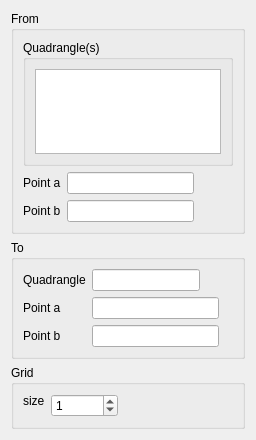
Above: src/HEXABLOCKGUI/JoinQuad_QTD.ui from SalomePlatform/hexablock before the change. Below: the same form after it.
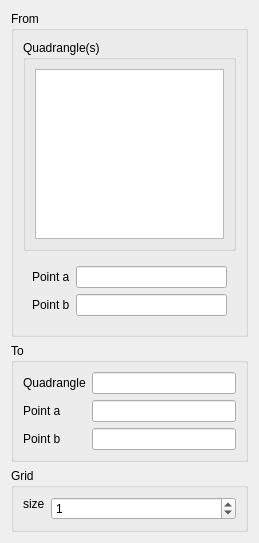
That is the form after the change.

Diff of the .ui file:
```diff
--- a/src/HEXABLOCKGUI/JoinQuad_QTD.ui
+++ b/src/HEXABLOCKGUI/JoinQuad_QTD.ui
@@ -6,8 +6,8 @@
    <rect>
     <x>0</x>
     <y>0</y>
-    <width>256</width>
-    <height>440</height>
+    <width>259</width>
+    <height>543</height>
    </rect>
   </property>
   <property name="windowTitle">
@@ -17,7 +17,7 @@
    <item>
     <widget class="QGroupBox" name="groupBox_8">
      <property name="sizePolicy">
-      <sizepolicy hsizetype="Preferred" vsizetype="Maximum">
+      <sizepolicy hsizetype="Preferred" vsizetype="Preferred">
        <horstretch>0</horstretch>
        <verstretch>0</verstretch>
       </sizepolicy>
@@ -25,11 +25,11 @@
      <property name="title">
       <string>From</string>
      </property>
-     <layout class="QFormLayout" name="formLayout_3">
-      <item row="0" column="0" colspan="2">
+     <layout class="QVBoxLayout" name="verticalLayout_2">
+      <item>
        <widget class="QGroupBox" name="groupBox_5">
         <property name="sizePolicy">
-         <sizepolicy hsizetype="Maximum" vsizetype="Maximum">
+         <sizepolicy hsizetype="Preferred" vsizetype="Preferred">
           <horstretch>0</horstretch>
           <verstretch>0</verstretch>
          </sizepolicy>
@@ -38,49 +38,39 @@
          <string>Quadrangle(s)</string>
         </property>
         <layout class="QGridLayout" name="gridLayout_4">
-         <item row="0" column="0" rowspan="2">
-          <widget class="QListWidget" name="quads_lw">
+         <item row="0" column="0">
+          <widget class="QListWidget" name="quads_lw"/>
+         </item>
+        </layout>
+       </widget>
+      </item>
+      <item>
+       <widget class="QWidget" name="widget" native="true">
            <property name="sizePolicy">
-            <sizepolicy hsizetype="Maximum" vsizetype="Expanding">
+         <sizepolicy hsizetype="Preferred" vsizetype="Fixed">
              <horstretch>0</horstretch>
              <verstretch>0</verstretch>
             </sizepolicy>
            </property>
-           <property name="toolTip">
-            <string extracomment="select quad"/>
-           </property>
-           <property name="statusTip">
-            <string/>
-           </property>
-           <property name="whatsThis">
-            <string/>
-           </property>
-           <property name="selectionMode">
-            <enum>QAbstractItemView::MultiSelection</enum>
-           </property>
-          </widget>
-         </item>
-        </layout>
-       </widget>
-      </item>
-      <item row="1" column="0">
+        <layout class="QFormLayout" name="formLayout_3">
+         <item row="0" column="0">
        <widget class="QLabel" name="label_3">
         <property name="text">
          <string>Point a</string>
         </property>
        </widget>
       </item>
-      <item row="1" column="1">
+         <item row="0" column="1">
        <widget class="QLineEdit" name="vex0_le">
         <property name="sizePolicy">
-         <sizepolicy hsizetype="Maximum" vsizetype="Fixed">
+            <sizepolicy hsizetype="Minimum" vsizetype="Fixed">
           <horstretch>0</horstretch>
           <verstretch>0</verstretch>
          </sizepolicy>
         </property>
         <property name="maximumSize">
          <size>
-          <width>127</width>
+             <width>16777215</width>
           <height>16777215</height>
          </size>
         </property>
@@ -89,30 +79,33 @@
         </property>
        </widget>
       </item>
-      <item row="2" column="0">
+         <item row="1" column="0">
        <widget class="QLabel" name="label_4">
         <property name="text">
          <string>Point b</string>
         </property>
        </widget>
       </item>
-      <item row="2" column="1">
+         <item row="1" column="1">
        <widget class="QLineEdit" name="vex2_le">
         <property name="sizePolicy">
-         <sizepolicy hsizetype="Maximum" vsizetype="Fixed">
+            <sizepolicy hsizetype="Minimum" vsizetype="Fixed">
           <horstretch>0</horstretch>
           <verstretch>0</verstretch>
          </sizepolicy>
         </property>
         <property name="maximumSize">
          <size>
-          <width>127</width>
+             <width>16777215</width>
           <height>16777215</height>
          </size>
         </property>
         <property name="readOnly">
          <bool>false</bool>
         </property>
+          </widget>
+         </item>
+        </layout>
        </widget>
       </item>
      </layout>
@@ -140,7 +133,7 @@
       <item row="0" column="1">
        <widget class="QLineEdit" name="quad_dest_le">
         <property name="sizePolicy">
-         <sizepolicy hsizetype="Maximum" vsizetype="Fixed">
+         <sizepolicy hsizetype="Minimum" vsizetype="Fixed">
           <horstretch>0</horstretch>
           <verstretch>0</verstretch>
          </sizepolicy>
@@ -160,14 +153,14 @@
       <item row="1" column="1">
        <widget class="QLineEdit" name="vex1_le">
         <property name="sizePolicy">
-         <sizepolicy hsizetype="Maximum" vsizetype="Fixed">
+         <sizepolicy hsizetype="Minimum" vsizetype="Fixed">
           <horstretch>0</horstretch>
           <verstretch>0</verstretch>
          </sizepolicy>
         </property>
         <property name="maximumSize">
          <size>
-          <width>127</width>
+          <width>16777215</width>
           <height>16777215</height>
          </size>
         </property>
@@ -186,14 +179,14 @@
       <item row="2" column="1">
        <widget class="QLineEdit" name="vex3_le">
         <property name="sizePolicy">
-         <sizepolicy hsizetype="Maximum" vsizetype="Fixed">
+         <sizepolicy hsizetype="Minimum" vsizetype="Fixed">
           <horstretch>0</horstretch>
           <verstretch>0</verstretch>
          </sizepolicy>
         </property>
         <property name="maximumSize">
          <size>
-          <width>127</width>
+          <width>16777215</width>
           <height>16777215</height>
          </size>
         </property>
@@ -233,7 +226,7 @@
       <item row="0" column="1">
        <widget class="QSpinBox" name="nb_spb">
         <property name="sizePolicy">
-         <sizepolicy hsizetype="Maximum" vsizetype="Fixed">
+         <sizepolicy hsizetype="Minimum" vsizetype="Fixed">
           <horstretch>0</horstretch>
           <verstretch>0</verstretch>
          </sizepolicy>
```
Left out of the diff: 8 changed lines with no effect on the pictures. Lines whose indentation alone changed are shown as unchanged.
